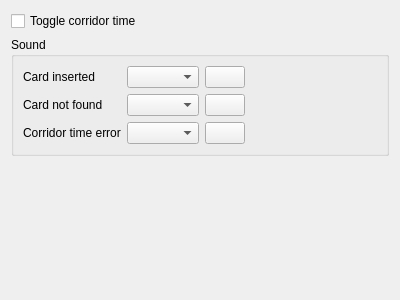
Before: the Qt Designer form src/uisettingspage.ui in Quick-Event/startertool, drawn with Qt 5.
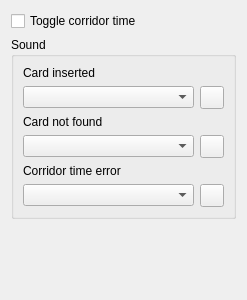
After: the same form once the commit is applied. Icons and pictures are not drawn.

Commit message: AbstractSerialPort class to support Android USB OTG

The edit to the form file:
```diff
--- a/src/uisettingspage.ui
+++ b/src/uisettingspage.ui
@@ -6,7 +6,7 @@
    <rect>
     <x>0</x>
     <y>0</y>
-    <width>400</width>
+    <width>247</width>
     <height>300</height>
    </rect>
   </property>
@@ -27,52 +27,53 @@
       <string>Sound</string>
      </property>
      <layout class="QGridLayout" name="gridLayout">
-      <item row="0" column="2">
-       <widget class="QPushButton" name="btPlayCardInserted">
-        <property name="icon">
-         <iconset resource="../startertool.qrc">
-          <normaloff>:/images/play.svg</normaloff>:/images/play.svg</iconset>
-        </property>
-       </widget>
-      </item>
-      <item row="2" column="2">
-       <widget class="QPushButton" name="btPlayCorridorTimeError">
-        <property name="icon">
-         <iconset resource="../startertool.qrc">
-          <normaloff>:/images/play.svg</normaloff>:/images/play.svg</iconset>
-        </property>
-       </widget>
-      </item>
-      <item row="0" column="3">
-       <spacer name="horizontalSpacer">
-        <property name="orientation">
-         <enum>Qt::Horizontal</enum>
-        </property>
-        <property name="sizeHint" stdset="0">
-         <size>
-          <width>40</width>
-          <height>20</height>
-         </size>
-        </property>
-       </spacer>
-      </item>
-      <item row="1" column="2">
-       <widget class="QPushButton" name="btPlayCardNotFound">
-        <property name="icon">
-         <iconset resource="../startertool.qrc">
-          <normaloff>:/images/play.svg</normaloff>:/images/play.svg</iconset>
-        </property>
-       </widget>
-      </item>
-      <item row="0" column="1">
+      <item row="1" column="0">
        <widget class="QComboBox" name="lstSoundCardInserted"/>
       </item>
       <item row="1" column="1">
+       <widget class="QToolButton" name="btPlayCardInserted">
+        <property name="icon">
+         <iconset resource="../startertool.qrc">
+          <normaloff>:/images/play.svg</normaloff>:/images/play.svg</iconset>
+        </property>
+       </widget>
+      </item>
+      <item row="4" column="0">
+       <widget class="QLabel" name="label_3">
+        <property name="text">
+         <string>Corridor time error</string>
+        </property>
+       </widget>
+      </item>
+      <item row="3" column="0">
        <widget class="QComboBox" name="lstSoundCardNotFound"/>
       </item>
-      <item row="2" column="1">
+      <item row="3" column="1">
+       <widget class="QToolButton" name="btPlayCardNotFound">
+        <property name="icon">
+         <iconset resource="../startertool.qrc">
+          <normaloff>:/images/play.svg</normaloff>:/images/play.svg</iconset>
+        </property>
+       </widget>
+      </item>
+      <item row="2" column="0">
+       <widget class="QLabel" name="label_2">
+        <property name="text">
+         <string>Card not found</string>
+        </property>
+       </widget>
+      </item>
+      <item row="5" column="0">
        <widget class="QComboBox" name="lstSoundCorridorTimeError"/>
       </item>
+      <item row="5" column="1">
+       <widget class="QToolButton" name="btPlayCorridorTimeError">
+        <property name="icon">
+         <iconset resource="../startertool.qrc">
+          <normaloff>:/images/play.svg</normaloff>:/images/play.svg</iconset>
+        </property>
+       </widget>
+      </item>
       <item row="0" column="0">
        <widget class="QLabel" name="label">
         <property name="text">
@@ -80,20 +81,6 @@
         </property>
        </widget>
       </item>
-      <item row="1" column="0">
-       <widget class="QLabel" name="label_2">
-        <property name="text">
-         <string>Card not found</string>
-        </property>
-       </widget>
-      </item>
-      <item row="2" column="0">
-       <widget class="QLabel" name="label_3">
-        <property name="text">
-         <string>Corridor time error</string>
-        </property>
-       </widget>
-      </item>
      </layout>
     </widget>
    </item>
```
The commit also changes 14 other files.
